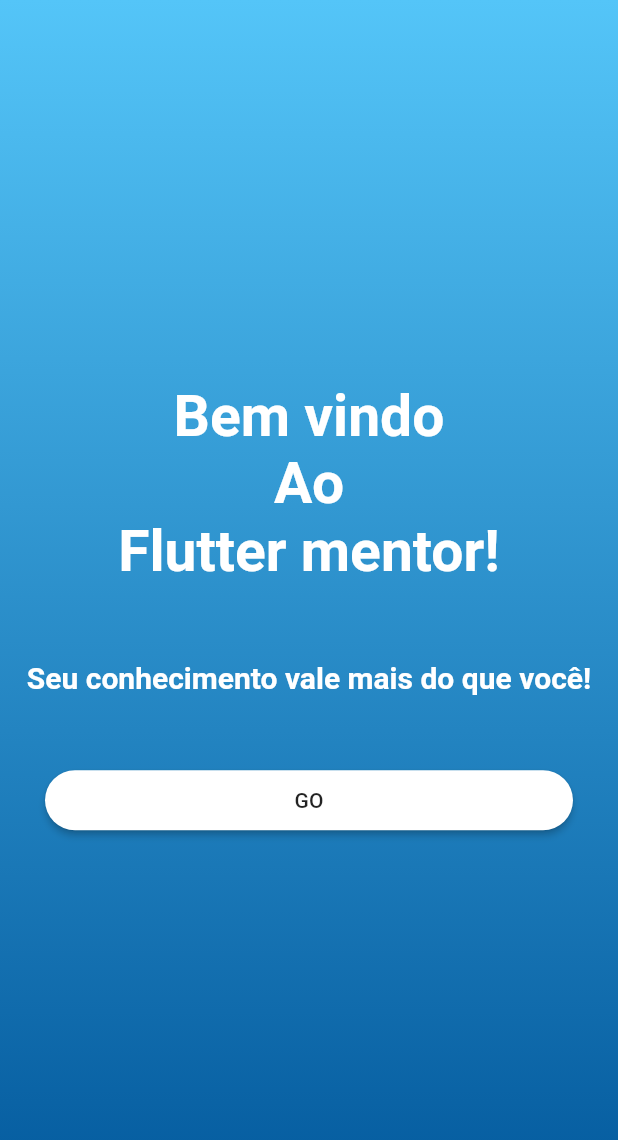
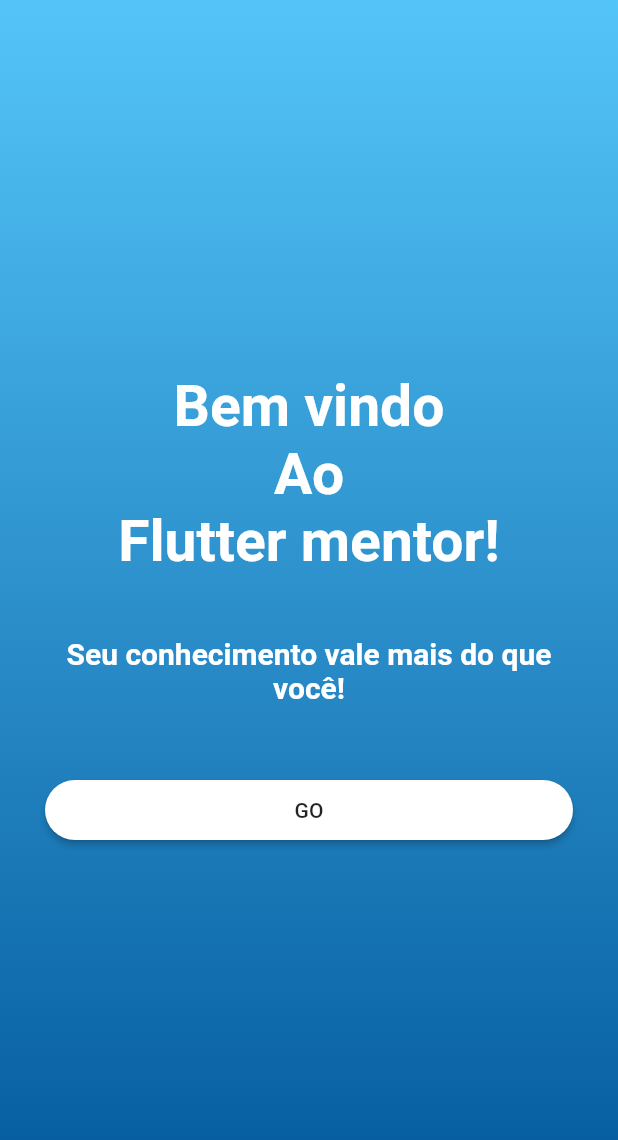
Before and after one commit to RafaelBarbosatec/MentorFlutter, a Flutter app: the BemVindoView screen opened directly, on a phone screen of 412 x 824 dp. Shown: the top 1140 px of the screen. Run offline on Flutter 3.47's test engine with Material 2 defaults, Android fonts, the phone set to English and light mode, and no system bars; our stand-ins replace firebase_auth, google_sign_in; accounts and stored records are empty.

Commit message:
bem-vindo

```diff
--- a/lib/pages/bem_vindo/bem_vindo.dart
+++ b/lib/pages/bem_vindo/bem_vindo.dart
@@ -22,7 +22,7 @@ class BemVindoView extends StatelessWidget {
             mainAxisSize: MainAxisSize.min,
             children: <Widget>[
               Container(
-                margin: EdgeInsets.only(bottom: 50.0),
+                margin: EdgeInsets.only(bottom: 40.0),
                 child: Text("Bem vindo\nAo\nFlutter mentor!",
                   textAlign: TextAlign.center,
                   style: TextStyle(color: Colors.white, fontWeight: FontWeight.bold, fontSize: 38.0),
@@ -30,6 +30,7 @@ class BemVindoView extends StatelessWidget {
               ),
               Container(
                 margin: EdgeInsets.only(bottom: 50.0),
+                padding: EdgeInsets.only(left: 32.0, right: 32.0),
                 child: Text("Seu conhecimento vale mais do que você!",
                   textAlign: TextAlign.center,
                   style: TextStyle(color: Colors.white, fontWeight: FontWeight.bold, fontSize: 20.0),
```
